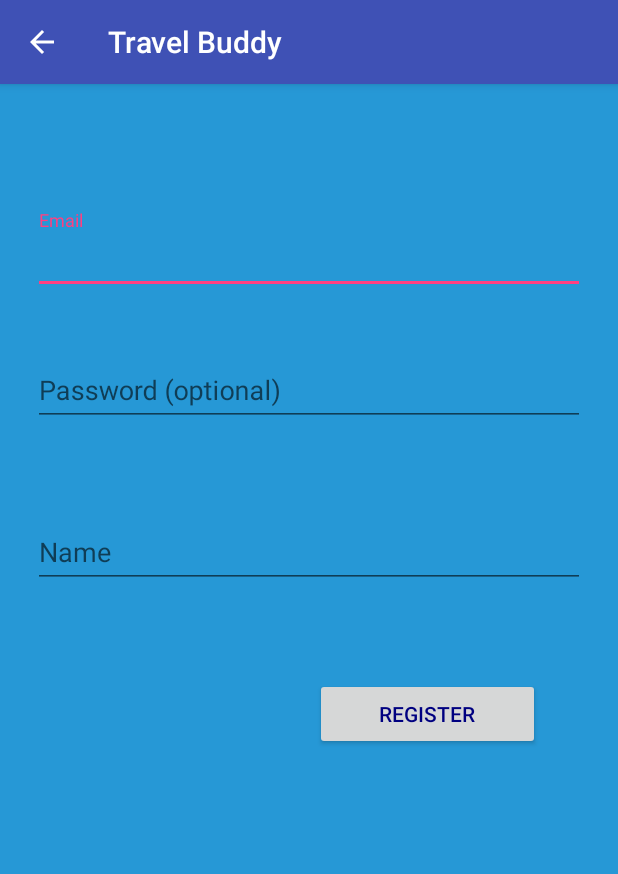
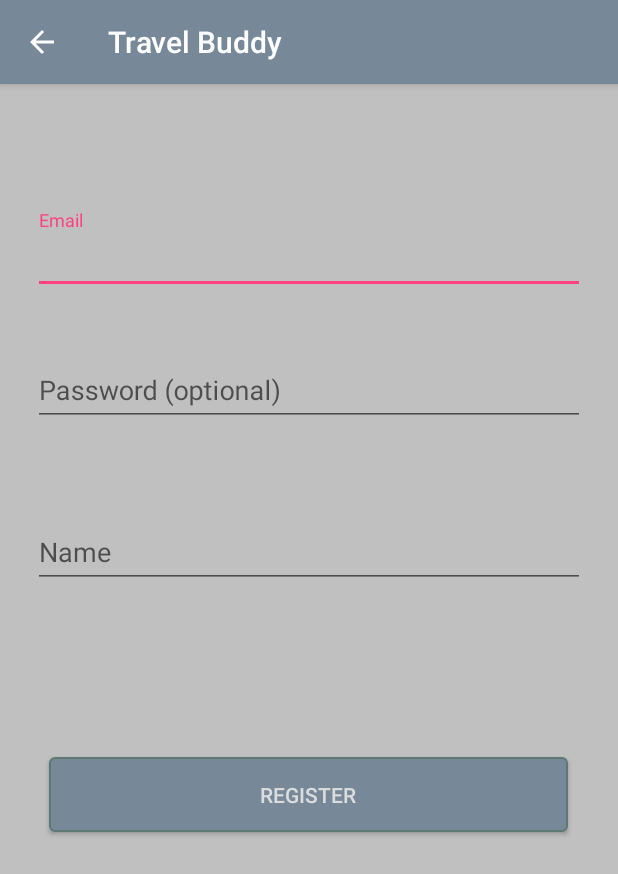
Before and after one commit to X00118478/TravelBuddyAndroidApplication, an Android app: the register screen opened directly, with no data from a screen before it, on a phone screen of 412 x 824 dp. Shown: the top 874 px of the screen. Run offline under Robolectric (Android 15) with nearby library versions, the phone set to English and light mode, and no system bars; our stand-ins replace Firebase (no records; nobody signed in at launch, a user with empty details on screens opened directly).

Commit message:
Updated Theme, Created New view to view data, Made Graphs responsive

```diff
--- a/app/src/main/java/com/travelbuddyapp/www/travelbuddy/MainActivity.kt
+++ b/app/src/main/java/com/travelbuddyapp/www/travelbuddy/MainActivity.kt
@@ -72,7 +72,7 @@ class MainActivity : AppCompatActivity() {
           startActivity(Intent(this, Timeline::class.java))
           Toast.makeText(this, "Log in Successful", Toast.LENGTH_LONG).show()
         } else {
-          Toast.makeText(this, "Error Logging in.", Toast.LENGTH_SHORT).show()
+          Toast.makeText(this, "The email or password you have entered is invalid. ", Toast.LENGTH_SHORT).show()
         }
       })
 
--- a/app/src/main/res/drawable/rectangle_button.xml
+++ b/app/src/main/res/drawable/rectangle_button.xml
@@ -18,7 +18,7 @@
     <shape android:shape="rectangle"  >
       <corners android:radius="3dip" />
       <stroke android:width="1dip" android:color="#5e7974" />
-      <gradient android:angle="-90" android:startColor="#77ccf9" android:endColor="#77ccf9" />
+      <gradient android:angle="-90" android:startColor="#778899" android:endColor="#778899" />
     </shape>
   </item>
   </selector>
--- a/app/src/main/res/layout/activity_fill_up.xml
+++ b/app/src/main/res/layout/activity_fill_up.xml
@@ -5,7 +5,6 @@
   android:layout_width="match_parent"
   android:layout_height="match_parent"
   android:background="@color/backgroundColor"
-  tools:context="com.travelbuddyapp.www.travelbuddy.FillUpActivity">
   tools:context="com.travelbuddyapp.www.travelbuddy.FillUpActivity">
 
   <TextView
--- a/app/src/main/res/layout/activity_main.xml
+++ b/app/src/main/res/layout/activity_main.xml
@@ -19,7 +19,7 @@
 
       <android.support.design.widget.TextInputEditText
         android:id="@+id/emailText"
-        android:textColor="@color/buttonText"
+        android:textColor="@color/UserText"
         android:layout_width="match_parent"
         android:layout_height="wrap_content"
         android:hint="@string/prompt_email" />
@@ -39,7 +39,7 @@
         android:id="@+id/passwordText"
         android:layout_width="match_parent"
         android:layout_height="wrap_content"
-        android:textColor="@color/buttonText"
+        android:textColor="@color/UserText"
         android:hint="@string/prompt_password"
         android:inputType="textPassword" />
     </android.support.design.widget.TextInputLayout>
--- a/app/src/main/res/layout/activity_register.xml
+++ b/app/src/main/res/layout/activity_register.xml
@@ -12,14 +12,14 @@
         android:layout_height="59dp"
         android:layout_marginTop="84dp"
         app:layout_constraintLeft_toLeftOf="parent"
-      android:textColor="@color/buttonText"
+      android:textColor="@color/UserText"
         app:layout_constraintRight_toRightOf="parent"
         app:layout_constraintTop_toTopOf="parent">
 
       <android.support.design.widget.TextInputEditText
         android:id="@+id/emailTxt"
         android:layout_width="match_parent"
-        android:textColor="@color/buttonText"
+        android:textColor="@color/UserText"
         android:layout_height="wrap_content"
         android:hint="@string/prompt_email"
         android:inputType="textEmailAddress|textWebEmailAddress" />
@@ -29,7 +29,7 @@
         android:layout_width="368dp"
         android:layout_height="wrap_content"
         android:layout_marginTop="172dp"
-      android:textColor="@color/buttonText"
+      android:textColor="@color/UserText"
         app:layout_constraintLeft_toLeftOf="parent"
         app:layout_constraintRight_toRightOf="parent"
         app:layout_constraintTop_toTopOf="parent">
@@ -37,7 +37,7 @@
       <android.support.design.widget.TextInputEditText
         android:id="@+id/passwordTxt"
         android:layout_width="match_parent"
-        android:textColor="@color/buttonText"
+        android:textColor="@color/UserText"
         android:layout_height="wrap_content"
         android:hint="@string/prompt_password"
         android:inputType="textPassword|textWebPassword" />
@@ -47,7 +47,7 @@
         android:id="@+id/textInputLayout2"
         android:layout_width="368dp"
         android:layout_height="wrap_content"
-      android:textColor="@color/buttonText"
+      android:textColor="@color/UserText"
         android:layout_marginTop="280dp"
         app:layout_constraintLeft_toLeftOf="parent"
         app:layout_constraintRight_toRightOf="parent"
@@ -56,20 +56,28 @@
       <android.support.design.widget.TextInputEditText
         android:id="@+id/nameTxt"
         android:layout_width="match_parent"
-        android:textColor="@color/buttonText"
+        android:textColor="@color/UserText"
         android:layout_height="wrap_content"
         android:hint="@string/userName"
         android:inputType="text" />
     </android.support.design.widget.TextInputLayout>
 
-    <Button
-        android:id="@+id/regBtn"
-        android:layout_width="150dp"
-      android:textColor="@color/buttonText"
-        android:layout_height="wrap_content"
-        android:layout_marginEnd="52dp"
-        android:layout_marginTop="60dp"
-        android:text="Register"
-        app:layout_constraintEnd_toEndOf="parent"
-        app:layout_constraintTop_toBottomOf="@+id/textInputLayout2" />
+  <Button
+    android:id="@+id/regBtn"
+    android:layout_width="346dp"
+    android:layout_height="50dp"
+    android:layout_marginBottom="8dp"
+    android:layout_marginEnd="8dp"
+    android:layout_marginTop="60dp"
+    android:background="@drawable/rectangle_button"
+    android:text="Register"
+    android:textColor="@color/buttonText"
+    app:layout_constraintBottom_toBottomOf="parent"
+    app:layout_constraintEnd_toEndOf="parent"
+    app:layout_constraintHorizontal_bias="0.561"
+    app:layout_constraintLeft_toLeftOf="parent"
+    app:layout_constraintRight_toRightOf="parent"
+    app:layout_constraintStart_toStartOf="parent"
+    app:layout_constraintTop_toBottomOf="@+id/textInputLayout2"
+    app:layout_constraintVertical_bias="0.167" />
 </android.support.constraint.ConstraintLayout>
--- /dev/null
+++ b/app/src/main/res/values-w820dp/dimens.xml
@@ -0,0 +1,6 @@
+<resources>
+  <!-- Example customization of dimensions originally defined in res/values/dimens.xml
+         (such as screen margins) for screens with more than 820dp of available width. This
+         would include 7" and 10" devices in landscape (~960dp and ~1280dp respectively). -->
+  <dimen name="activity_horizontal_margin">64dp</dimen>
+</resources>
--- a/app/src/main/res/values/colors.xml
+++ b/app/src/main/res/values/colors.xml
@@ -1,10 +1,12 @@
 <?xml version="1.0" encoding="utf-8"?>
 <resources>
-  <color name="colorPrimary">#3F51B5</color>
-  <color name="colorPrimaryDark">#303F9F</color>
+  <color name="colorPrimary">#778899</color>
+  <color name="colorPrimaryDark">#2F4F4F</color>
   <color name="colorAccent">#FF4081</color>
-  <color name="backgroundColor">#2698d6</color>
-  <color name="buttonColor">#77ccf9</color>
-  <color name="buttonText">#000080 </color>
+  <color name="backgroundColor">#C0C0C0</color>
+  <color name="buttonColor">#000000</color>
+  <color name="buttonText">#DCDCDC </color>
   <color name="hintColor">#808080</color>
+  <color name="UserText">#000000</color>
+  <color name="tipBackground">#2F4F4F</color>
 </resources>
--- a/app/src/main/res/values/dimens.xml
+++ b/app/src/main/res/values/dimens.xml
@@ -3,4 +3,5 @@
   <dimen name="activity_horizontal_margin">16dp</dimen>
   <dimen name="activity_vertical_margin">16dp</dimen>
   <dimen name="fab_margin">16dp</dimen>
+  <dimen name="appbar_padding_top">8dp</dimen>
 </resources>
--- a/app/src/main/res/values/strings.xml
+++ b/app/src/main/res/values/strings.xml
@@ -28,5 +28,10 @@
   <string name="password">Password</string>
   <string name="userName">Name</string>
   <string name="title_activity_forget_and_change_password">ForgetAndChangePasswordActivity</string>
+  <string name="title_activity_user_data">Current Data</string>
+  <string name="title_add_new_fill_up">Add New Fill Up</string>
+  <string name="title_dashboard">Travel Buddy Dashboard</string>
+  <string name="action_settings">Settings</string>
+  <string name="section_format">Hello World from section: %1$d</string>
 
 </resources>
--- a/app/src/main/res/values/styles.xml
+++ b/app/src/main/res/values/styles.xml
@@ -17,4 +17,4 @@
 
   <style name="AppTheme.PopupOverlay" parent="ThemeOverlay.AppCompat.Light" />
 
- </resources>
+</resources>
```
Also changed, not shown: app/src/main/AndroidManifest.xml (+13 -7 lines), app/src/main/java/com/travelbuddyapp/www/travelbuddy/Timeline.kt (+36 -3 lines), app/src/main/java/com/travelbuddyapp/www/travelbuddy/UserData.kt (added, +12 -0 lines), app/src/main/res/layout/activity_dashboard.xml (+34 -13 lines), app/src/main/res/layout/activity_user_data.xml (added, +10 -0 lines), app/src/main/res/menu/menu_user_data.xml (added, +10 -0 lines).
